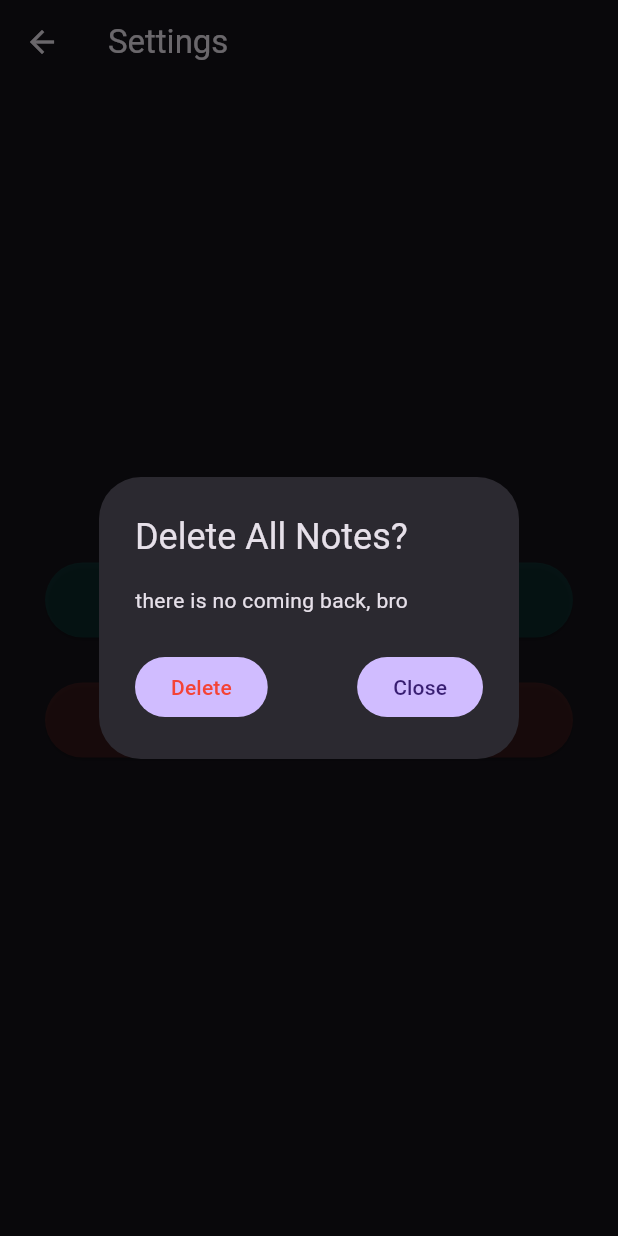
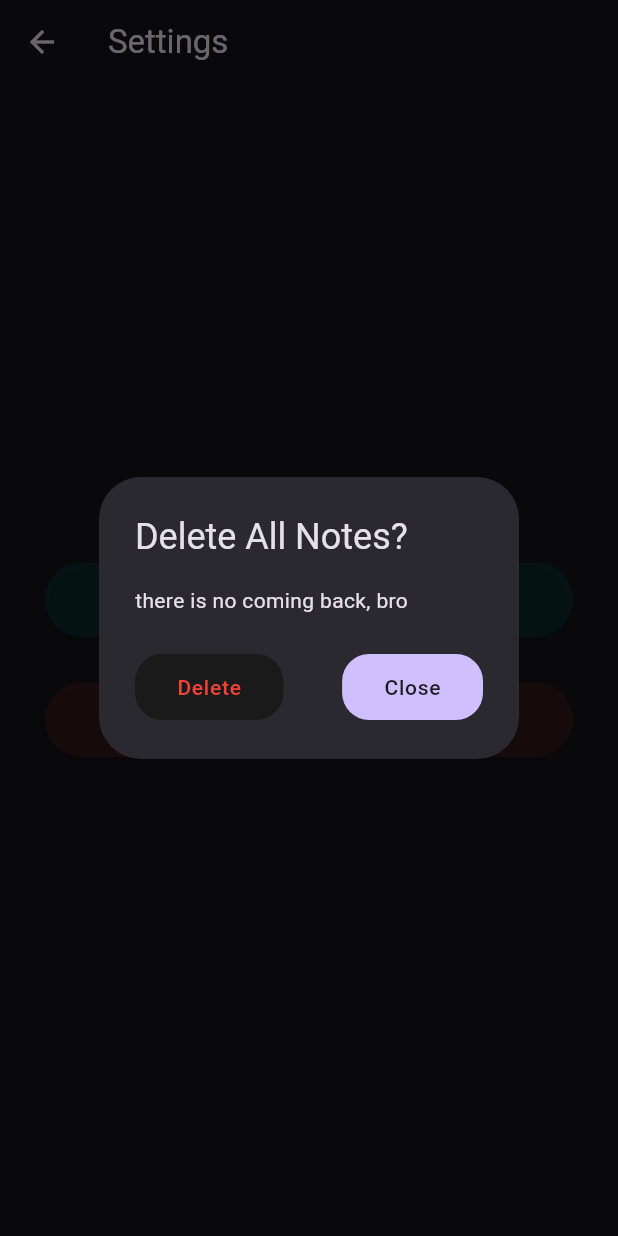
Before and after one commit to PedroMachado042/notez-app, a Flutter app: the SettingsPage screen opened directly, after a tap on "Delete All Notes", on a phone screen of 412 x 824 dp. Run offline on Flutter 3.47's test engine with Material 3 defaults, Android fonts, the phone set to English and light mode, and no system bars; our stand-ins replace audioplayers, cloud_firestore, firebase_auth, firebase_core, fluttertoast, hive and 1 more; accounts and stored records are empty.

Commit message:
Finalmente 100%

```diff
--- a/lib/view/pages/note_page.dart
+++ b/lib/view/pages/note_page.dart
@@ -77,7 +77,7 @@ class _NotePageState extends State<NotePage> {
           PopupMenuButton(
             itemBuilder:
                 (context) => [
-                  PopupMenuItem(child: Text('Add Tag')),
+                  //PopupMenuItem(child: Text('Add Tag')),
                   PopupMenuItem(
                     child: Text('Delete'),
                     onTap: () {
--- a/lib/view/pages/settings_page.dart
+++ b/lib/view/pages/settings_page.dart
@@ -42,10 +42,11 @@ class _SettingsPageState extends State<SettingsPage> {
                   onPressed: () {
                     loadDummy();
                     FirestoreService().addAllNotes();
+                    FirestoreService().addAllTasks();
                   },
                   child: Text(
                     'Load test notes',
-                    style: TextStyle(fontSize: 18),
+                    style: TextStyle(fontSize: 18,color: Colors.white),
                   ),
                 ),
               ),
@@ -81,7 +82,18 @@ class _SettingsPageState extends State<SettingsPage> {
                                 tasksBox.clear();
                                 tasksLenght.value = 0;
                                 FirestoreService().deleteCollection();
-                              },
+                              },style: TextButton.styleFrom(
+    backgroundColor: const Color.fromARGB(255, 26, 26, 26),
+    foregroundColor: Colors.redAccent,
+    padding: const EdgeInsets.symmetric(horizontal: 28, vertical: 14),
+    shape: RoundedRectangleBorder(
+      borderRadius: BorderRadius.circular(18),
+    ),
+    textStyle: const TextStyle(
+      fontWeight: FontWeight.w500,
+      letterSpacing: 0.5,
+    ),
+  ),
                               child: Text(
                                 'Delete',
                                 style: TextStyle(color: Colors.red),
@@ -90,7 +102,18 @@ class _SettingsPageState extends State<SettingsPage> {
                             FilledButton(
                               onPressed: () {
                                 Navigator.pop(context);
-                              },
+                              },style: TextButton.styleFrom(
+    backgroundColor: const Color(0xFFD0BFFF), // soft lavender
+    foregroundColor: Colors.black87,
+    padding: const EdgeInsets.symmetric(horizontal: 28, vertical: 14),
+    shape: RoundedRectangleBorder(
+      borderRadius: BorderRadius.circular(18),
+    ),
+    textStyle: const TextStyle(
+      fontWeight: FontWeight.w500,
+      letterSpacing: 0.5,
+    ),
+  ),
                               child: Text('Close'),
                             ),
                           ],
@@ -100,7 +123,7 @@ class _SettingsPageState extends State<SettingsPage> {
                   },
                   child: Text(
                     'Delete All Notes',
-                    style: TextStyle(fontSize: 18),
+                    style: TextStyle(fontSize: 18,color: Colors.white),
                   ),
                 ),
               ),
--- a/lib/view/widget_tree.dart
+++ b/lib/view/widget_tree.dart
@@ -23,6 +23,7 @@ class WidgetTree extends StatefulWidget {
 
 class _WidgetTreeState extends State<WidgetTree> {
   final notesBox = Hive.box('notesBox');
+  final tasksBox = Hive.box('tasksBox');
   final User? user = FirebaseAuth.instance.currentUser;
 
   @override
@@ -32,6 +33,7 @@ class _WidgetTreeState extends State<WidgetTree> {
     if (user != null) {
       isLogged.value = true;
       FirestoreService().getAllNotes();
+      FirestoreService().getAllTasks();
     }
   }
 
@@ -70,7 +72,7 @@ class _WidgetTreeState extends State<WidgetTree> {
               showDialog(
                 context: context,
                 builder: (context) {
-                  return TaskCreateWidget();
+                  return TaskCreateWidget(id: tasksBox.length);
                 },
               );
             }
```
Also changed, not shown: lib/view/services/auth_service.dart (+10 -2 lines), lib/view/services/firestore.dart (+73 -4 lines), lib/view/widgets/task_create_widget.dart (+5 -3 lines), lib/view/widgets/tasks_container_widget.dart (+44 -1 lines).
